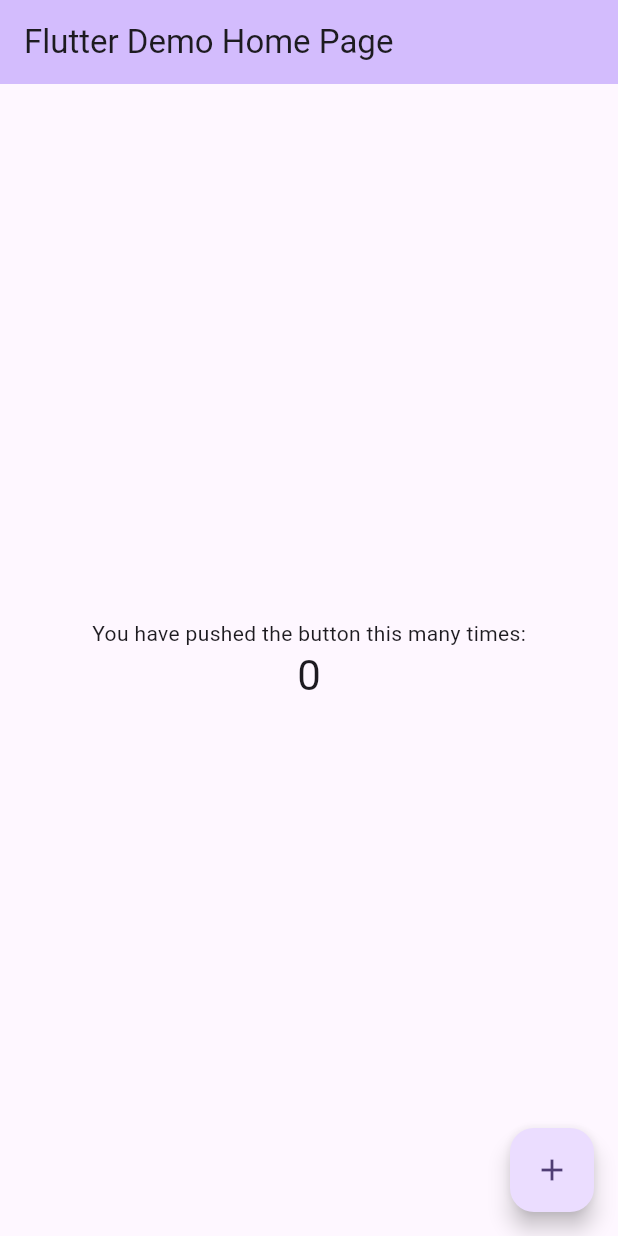
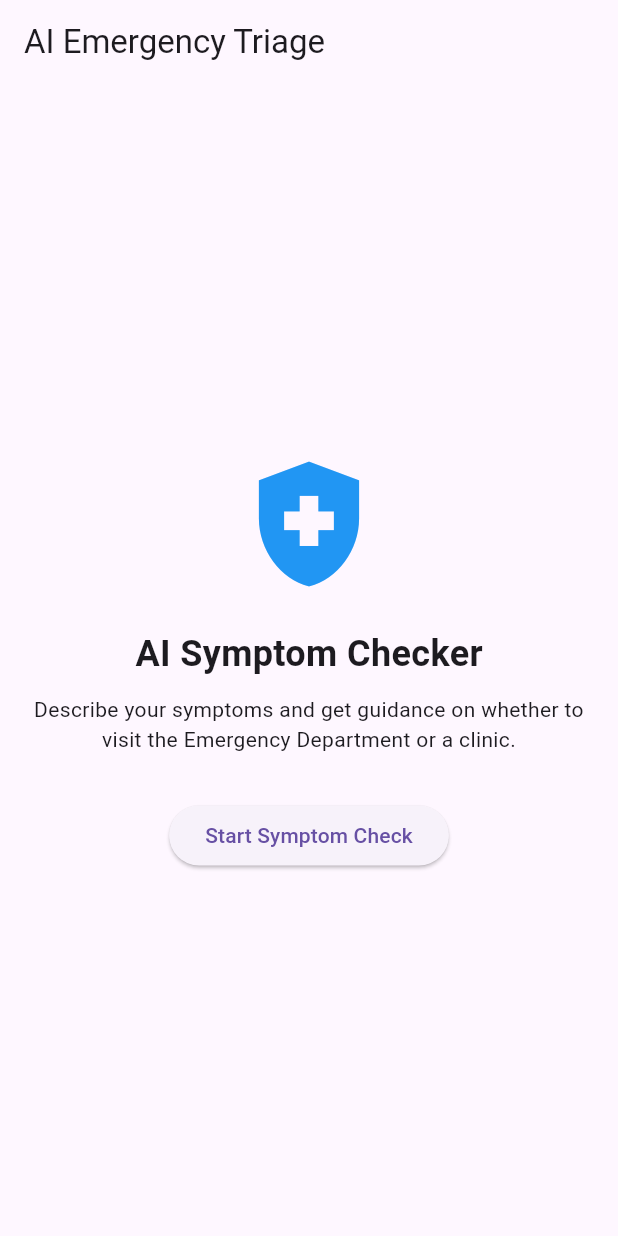
Before and after one commit to ChaiWork/hackathon-2030, a Flutter app: the screen it shows after launch, on a phone screen of 412 x 824 dp. Run offline on Flutter 3.47's test engine with Material 3 defaults, Android fonts, the phone set to English and light mode, and no system bars.

Commit message:
Updated Vitalife Ai integrate API

```diff
--- a/vitalife_asistant/lib/main.dart
+++ b/vitalife_asistant/lib/main.dart
@@ -1,121 +1,186 @@
+// import 'package:flutter/material.dart';
+
+// void main() {
+//   runApp(const MyApp());
+// }
+
+// class MyApp extends StatelessWidget {
+//   const MyApp({super.key});
+
+//   // This widget is the root of your application.
+//   @override
+//   Widget build(BuildContext context) {
+//     return MaterialApp(
+//       title: 'Flutter Demo',
+//       theme: ThemeData(
+//         // This is the theme of your application.
+//         //
+//         // TRY THIS: Try running your application with "flutter run". You'll see
+//         // the application has a purple toolbar. Then, without quitting the app,
+//         // try changing the seedColor in the colorScheme below to Colors.green
+//         // and then invoke "hot reload" (save your changes or press the "hot
+//         // reload" button in a Flutter-supported IDE, or press "r" if you used
+//         // the command line to start the app).
+//         //
+//         // Notice that the counter didn't reset back to zero; the application
+//         // state is not lost during the reload. To reset the state, use hot
+//         // restart instead.
+//         //
+//         // This works for code too, not just values: Most code changes can be
+//         // tested with just a hot reload.
+//         colorScheme: .fromSeed(seedColor: Colors.deepPurple),
+//       ),
+//       home: const MyHomePage(title: 'Flutter Demo Home Page'),
+//     );
+//   }
+// }
+
+// class MyHomePage extends StatefulWidget {
+//   const MyHomePage({super.key, required this.title});
+
+//   // This widget is the home page of your application. It is stateful, meaning
+//   // that it has a State object (defined below) that contains fields that affect
+//   // how it looks.
+
+//   // This class is the configuration for the state. It holds the values (in this
+//   // case the title) provided by the parent (in this case the App widget) and
+//   // used by the build method of the State. Fields in a Widget subclass are
+//   // always marked "final".
+
+//   final String title;
+
+//   @override
+//   State<MyHomePage> createState() => _MyHomePageState();
+// }
+
+// class _MyHomePageState extends State<MyHomePage> {
+//   int _counter = 0;
+
+//   void _incrementCounter() {
+//     setState(() {
+//       // This call to setState tells the Flutter framework that something has
+//       // changed in this State, which causes it to rerun the build method below
+//       // so that the display can reflect the updated values. If we changed
+//       // _counter without calling setState(), then the build method would not be
+//       // called again, and so nothing would appear to happen.
+//       _counter++;
+//     });
+//   }
+
+//   @override
+//   Widget build(BuildContext context) {
+//     // This method is rerun every time setState is called, for instance as done
+//     // by the _incrementCounter method above.
+//     //
+//     // The Flutter framework has been optimized to make rerunning build methods
+//     // fast, so that you can just rebuild anything that needs updating rather
+//     // than having to individually change instances of widgets.
+//     return Scaffold(
+//       appBar: AppBar(
+//         // TRY THIS: Try changing the color here to a specific color (to
+//         // Colors.amber, perhaps?) and trigger a hot reload to see the AppBar
+//         // change color while the other colors stay the same.
+//         backgroundColor: Theme.of(context).colorScheme.inversePrimary,
+//         // Here we take the value from the MyHomePage object that was created by
+//         // the App.build method, and use it to set our appbar title.
+//         title: Text(widget.title),
+//       ),
+//       body: Center(
+//         // Center is a layout widget. It takes a single child and positions it
+//         // in the middle of the parent.
+//         child: Column(
+//           // Column is also a layout widget. It takes a list of children and
+//           // arranges them vertically. By default, it sizes itself to fit its
+//           // children horizontally, and tries to be as tall as its parent.
+//           //
+//           // Column has various properties to control how it sizes itself and
+//           // how it positions its children. Here we use mainAxisAlignment to
+//           // center the children vertically; the main axis here is the vertical
+//           // axis because Columns are vertical (the cross axis would be
+//           // horizontal).
+//           //
+//           // TRY THIS: Invoke "debug painting" (choose the "Toggle Debug Paint"
+//           // action in the IDE, or press "p" in the console), to see the
+//           // wireframe for each widget.
+
+//           mainAxisAlignment: .center,
+//           children: [
+
+//             const Text('You have pushed the button this many times:'),
+//             Text(
+//               '$_counter',
+//               style: Theme.of(context).textTheme.headlineMedium,
+//             ),
+//           ],
+//         ),
+//       ),
+//       floatingActionButton: FloatingActionButton(
+//         onPressed: _incrementCounter,
+//         tooltip: 'Increment',
+//         child: const Icon(Icons.add),
+//       ),
+//     );
+//   }
+// }
+
 import 'package:flutter/material.dart';
+import 'package:vitalife_asistant/symtom_screen.dart';
 
 void main() {
-  runApp(const MyApp());
+  runApp(MyApp());
 }
 
 class MyApp extends StatelessWidget {
   const MyApp({super.key});
 
-  // This widget is the root of your application.
   @override
   Widget build(BuildContext context) {
     return MaterialApp(
-      title: 'Flutter Demo',
-      theme: ThemeData(
-        // This is the theme of your application.
-        //
-        // TRY THIS: Try running your application with "flutter run". You'll see
-        // the application has a purple toolbar. Then, without quitting the app,
-        // try changing the seedColor in the colorScheme below to Colors.green
-        // and then invoke "hot reload" (save your changes or press the "hot
-        // reload" button in a Flutter-supported IDE, or press "r" if you used
-        // the command line to start the app).
-        //
-        // Notice that the counter didn't reset back to zero; the application
-        // state is not lost during the reload. To reset the state, use hot
-        // restart instead.
-        //
-        // This works for code too, not just values: Most code changes can be
-        // tested with just a hot reload.
-        colorScheme: .fromSeed(seedColor: Colors.deepPurple),
-      ),
-      home: const MyHomePage(title: 'Flutter Demo Home Page'),
+      title: 'AI Triage App',
+      debugShowCheckedModeBanner: false,
+      theme: ThemeData(primarySwatch: Colors.blue),
+      home: WelcomeScreen(),
     );
   }
 }
 
-class MyHomePage extends StatefulWidget {
-  const MyHomePage({super.key, required this.title});
-
-  // This widget is the home page of your application. It is stateful, meaning
-  // that it has a State object (defined below) that contains fields that affect
-  // how it looks.
-
-  // This class is the configuration for the state. It holds the values (in this
-  // case the title) provided by the parent (in this case the App widget) and
-  // used by the build method of the State. Fields in a Widget subclass are
-  // always marked "final".
-
-  final String title;
-
-  @override
-  State<MyHomePage> createState() => _MyHomePageState();
-}
-
-class _MyHomePageState extends State<MyHomePage> {
-  int _counter = 0;
-
-  void _incrementCounter() {
-    setState(() {
-      // This call to setState tells the Flutter framework that something has
-      // changed in this State, which causes it to rerun the build method below
-      // so that the display can reflect the updated values. If we changed
-      // _counter without calling setState(), then the build method would not be
-      // called again, and so nothing would appear to happen.
-      _counter++;
-    });
-  }
+class WelcomeScreen extends StatelessWidget {
+  const WelcomeScreen({super.key});
 
   @override
   Widget build(BuildContext context) {
-    // This method is rerun every time setState is called, for instance as done
-    // by the _incrementCounter method above.
-    //
-    // The Flutter framework has been optimized to make rerunning build methods
-    // fast, so that you can just rebuild anything that needs updating rather
-    // than having to individually change instances of widgets.
     return Scaffold(
-      appBar: AppBar(
-        // TRY THIS: Try changing the color here to a specific color (to
-        // Colors.amber, perhaps?) and trigger a hot reload to see the AppBar
-        // change color while the other colors stay the same.
-        backgroundColor: Theme.of(context).colorScheme.inversePrimary,
-        // Here we take the value from the MyHomePage object that was created by
-        // the App.build method, and use it to set our appbar title.
-        title: Text(widget.title),
-      ),
+      appBar: AppBar(title: Text("AI Emergency Triage")),
       body: Center(
-        // Center is a layout widget. It takes a single child and positions it
-        // in the middle of the parent.
-        child: Column(
-          // Column is also a layout widget. It takes a list of children and
-          // arranges them vertically. By default, it sizes itself to fit its
-          // children horizontally, and tries to be as tall as its parent.
-          //
-          // Column has various properties to control how it sizes itself and
-          // how it positions its children. Here we use mainAxisAlignment to
-          // center the children vertically; the main axis here is the vertical
-          // axis because Columns are vertical (the cross axis would be
-          // horizontal).
-          //
-          // TRY THIS: Invoke "debug painting" (choose the "Toggle Debug Paint"
-          // action in the IDE, or press "p" in the console), to see the
-          // wireframe for each widget.
-          mainAxisAlignment: .center,
-          children: [
-            const Text('You have pushed the button this many times:'),
-            Text(
-              '$_counter',
-              style: Theme.of(context).textTheme.headlineMedium,
-            ),
-          ],
+        child: Padding(
+          padding: EdgeInsets.all(20),
+          child: Column(
+            mainAxisAlignment: MainAxisAlignment.center,
+            children: [
+              Icon(Icons.health_and_safety, size: 100, color: Colors.blue),
+              SizedBox(height: 20),
+              Text(
+                "AI Symptom Checker",
+                style: TextStyle(fontSize: 24, fontWeight: FontWeight.bold),
+              ),
+              SizedBox(height: 10),
+              Text(
+                "Describe your symptoms and get guidance on whether to visit the Emergency Department or a clinic.",
+                textAlign: TextAlign.center,
+              ),
+              SizedBox(height: 30),
+              ElevatedButton(
+                child: Text("Start Symptom Check"),
+                onPressed: () {
+                  Navigator.push(
+                    context,
+                    MaterialPageRoute(builder: (_) => SymptomScreen()),
+                  );
+                },
+              ),
+            ],
+          ),
         ),
-      ),
-      floatingActionButton: FloatingActionButton(
-        onPressed: _incrementCounter,
-        tooltip: 'Increment',
-        child: const Icon(Icons.add),
       ),
     );
   }
--- a/vitalife_asistant/pubspec.yaml
+++ b/vitalife_asistant/pubspec.yaml
@@ -34,6 +34,7 @@ dependencies:
   # The following adds the Cupertino Icons font to your application.
   # Use with the CupertinoIcons class for iOS style icons.
   cupertino_icons: ^1.0.8
+  http: ^1.6.0
 
 dev_dependencies:
   flutter_test:
```
Also changed, not shown: vitalife_asistant/lib/result_screen.dart (added, +51 -0 lines), vitalife_asistant/lib/service/gemini_service.dart (added, +57 -0 lines), vitalife_asistant/lib/symtom_screen.dart (added, +57 -0 lines), vitalife_asistant/pubspec.lock, 2 other files.
